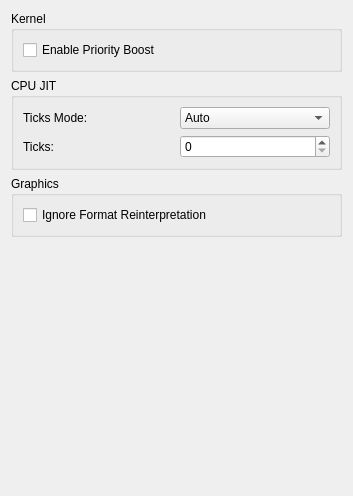
The window that src/citra_qt/configuration/configure_hacks.ui (grimtnt/citra) describes before a commit, drawn with Qt 5.
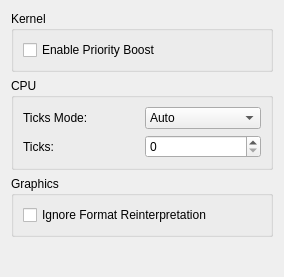
The same window after the commit.

The edit to the form file:
```diff
--- a/src/citra_qt/configuration/configure_hacks.ui
+++ b/src/citra_qt/configuration/configure_hacks.ui
@@ -6,8 +6,8 @@
    <rect>
     <x>0</x>
     <y>0</y>
-    <width>353</width>
-    <height>496</height>
+    <width>284</width>
+    <height>277</height>
    </rect>
   </property>
   <property name="windowTitle">
@@ -38,7 +38,7 @@
      <item>
       <widget class="QGroupBox" name="groupBox_2">
        <property name="title">
-        <string>CPU JIT</string>
+        <string>CPU</string>
        </property>
        <layout class="QVBoxLayout" name="verticalLayout_2">
         <item>
```
